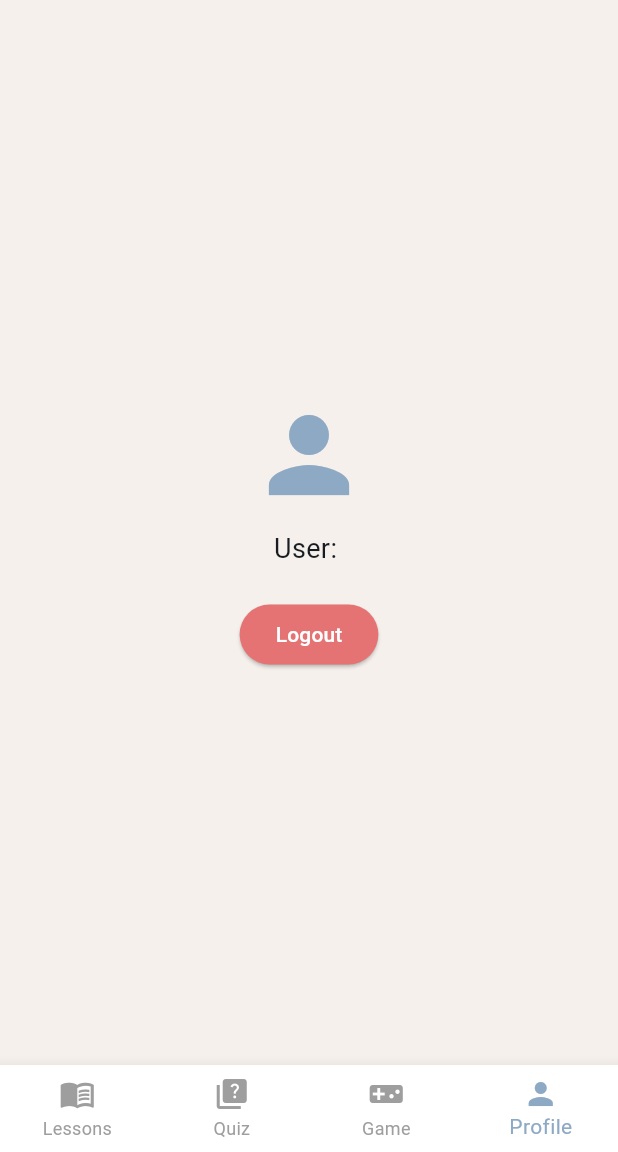
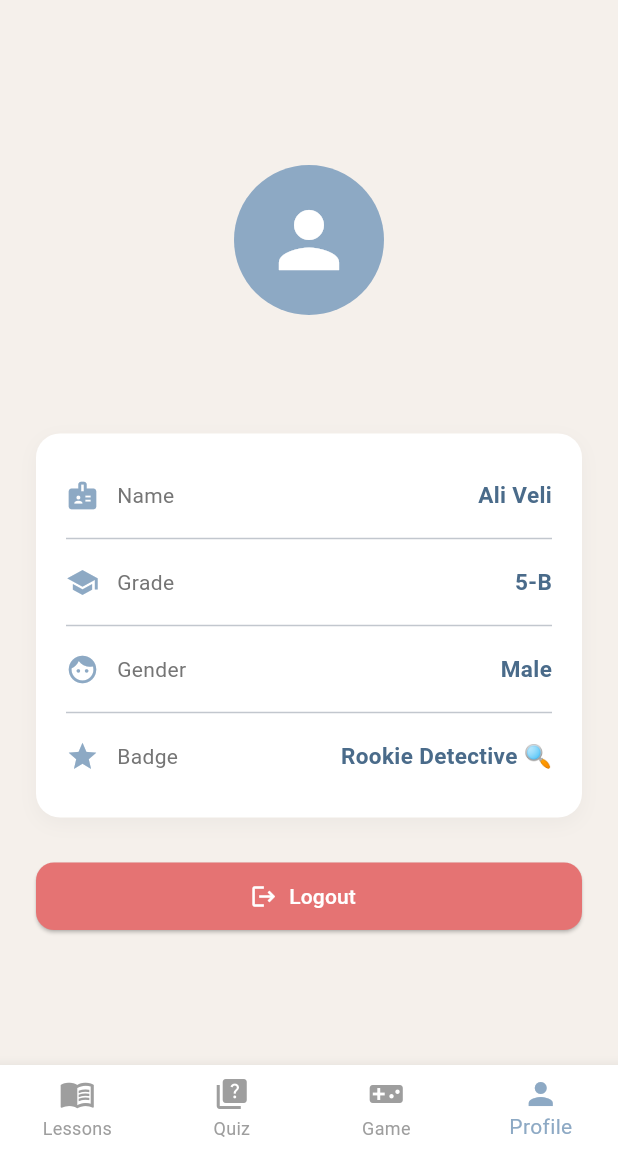
Before and after one commit to wso-6/ceit_project, a Flutter app: the HomeScreen screen opened directly with empty values, item 4 of the bottom bar chosen, on a phone screen of 412 x 824 dp, the part 84-1236 px from its top. Run offline on Flutter 3.47's test engine with Material 3 defaults, Android fonts, the phone set to English and light mode, and no system bars; our stand-ins replace shared_preferences; accounts and stored records are empty.

Commit message:
profile section update

```diff
--- a/lib/main.dart
+++ b/lib/main.dart
@@ -85,7 +85,10 @@
                 controller: _usernameController,
                 decoration: InputDecoration(
                   labelText: 'Username',
-                  prefixIcon: const Icon(Icons.person, color: Color(0xFF8DA9C4)),
+                  prefixIcon: const Icon(
+                    Icons.person,
+                    color: Color(0xFF8DA9C4),
+                  ),
                   border: OutlineInputBorder(
                     borderRadius: BorderRadius.circular(12),
                   ),
@@ -108,7 +111,10 @@
                 ),
               ),
               const SizedBox(height: 10),
-              Text(_message, style: const TextStyle(color: Colors.red, fontSize: 14)),
+              Text(
+                _message,
+                style: const TextStyle(color: Colors.red, fontSize: 14),
+              ),
               const SizedBox(height: 20),
               SizedBox(
                 width: double.infinity,
@@ -177,7 +183,10 @@
                   children: [
                     Row(
                       children: [
-                        Text(topic.iconEmoji, style: const TextStyle(fontSize: 28)),
+                        Text(
+                          topic.iconEmoji,
+                          style: const TextStyle(fontSize: 28),
+                        ),
                         const SizedBox(width: 10),
                         Expanded(
                           child: Text(
@@ -220,10 +229,14 @@
                             decoration: BoxDecoration(
                               color: isCompleted
                                   ? Colors.green
-                                  : const Color(0xFF8DA9C4).withValues(alpha: 0.15),
+                                  : const Color(
+                                      0xFF8DA9C4,
+                                    ).withValues(alpha: 0.15),
                               borderRadius: BorderRadius.circular(12),
                               border: Border.all(
-                                color: isCompleted ? Colors.green : const Color(0xFF8DA9C4),
+                                color: isCompleted
+                                    ? Colors.green
+                                    : const Color(0xFF8DA9C4),
                                 width: 2,
                               ),
                             ),
@@ -233,7 +246,9 @@
                                 style: TextStyle(
                                   fontSize: 22,
                                   fontWeight: FontWeight.bold,
-                                  color: isCompleted ? Colors.white : const Color(0xFF4A6B8A),
+                                  color: isCompleted
+                                      ? Colors.white
+                                      : const Color(0xFF4A6B8A),
                                 ),
                               ),
                             ),
@@ -254,29 +269,80 @@
   List<Widget> get _pages => [
     _buildLessonsScreen(),
     const Center(child: Text('❓ Quiz Section', style: TextStyle(fontSize: 24))),
-    const Center(child: Text('🎮 Game Section', style: TextStyle(fontSize: 24))),
+    const Center(
+      child: Text('🎮 Game Section', style: TextStyle(fontSize: 24)),
+    ),
     Center(
+      child: SingleChildScrollView(
+        padding: EdgeInsets.all(24),
         child: Column(
-        mainAxisAlignment: MainAxisAlignment.center,
           children: [
-          const Icon(Icons.person, size: 80, color: Color(0xFF8DA9C4)),
-          const SizedBox(height: 10),
-          Text('User: ${widget.username}', style: const TextStyle(fontSize: 18)),
-          const SizedBox(height: 20),
-          ElevatedButton(
+            SizedBox(height: 20),
+            CircleAvatar(
+              radius: 50,
+              backgroundColor: Color(0xFF8DA9C4),
+              child: Icon(Icons.person, size: 60, color: Colors.white),
+            ),
+            SizedBox(height: 15),
+            Text(
+              widget.username,
+              style: TextStyle(
+                fontSize: 24,
+                fontWeight: FontWeight.bold,
+                color: Color(0xFF4A6B8A),
+              ),
+            ),
+            SizedBox(height: 30),
+            Container(
+              width: double.infinity,
+              padding: EdgeInsets.all(20),
+              decoration: BoxDecoration(
+                color: Colors.white,
+                borderRadius: BorderRadius.circular(16),
+                boxShadow: [
+                  BoxShadow(
+                    color: Colors.grey.withOpacity(0.1),
+                    blurRadius: 10,
+                    offset: Offset(0, 4),
+                  ),
+                ],
+              ),
+              child: Column(
+                children: [
+                  _buildInfoRow(Icons.badge, 'Name', 'Ali Veli'),
+                  Divider(),
+                  _buildInfoRow(Icons.school, 'Grade', '5-B'),
+                  Divider(),
+                  _buildInfoRow(Icons.face, 'Gender', 'Male'),
+                  Divider(),
+                  _buildInfoRow(Icons.star, 'Badge', 'Rookie Detective 🔍'),
+                ],
+              ),
+            ),
+            SizedBox(height: 30),
+            SizedBox(
+              width: double.infinity,
+              height: 45,
+              child: ElevatedButton.icon(
                 onPressed: () {
                   Navigator.pushReplacement(
                     context,
-                MaterialPageRoute(builder: (context) => const LoginScreen()),
+                    MaterialPageRoute(builder: (context) => LoginScreen()),
                   );
                 },
+                icon: Icon(Icons.logout),
+                label: Text('Logout'),
                 style: ElevatedButton.styleFrom(
                   backgroundColor: Colors.red.shade300,
                   foregroundColor: Colors.white,
+                  shape: RoundedRectangleBorder(
+                    borderRadius: BorderRadius.circular(12),
                   ),
-            child: const Text('Logout'),
+                ),
+              ),
             ),
           ],
+        ),
       ),
     ),
   ];
@@ -298,12 +364,40 @@
         backgroundColor: Colors.white,
         type: BottomNavigationBarType.fixed,
         items: const [
-          BottomNavigationBarItem(icon: Icon(Icons.menu_book), label: 'Lessons'),
+          BottomNavigationBarItem(
+            icon: Icon(Icons.menu_book),
+            label: 'Lessons',
+          ),
           BottomNavigationBarItem(icon: Icon(Icons.quiz), label: 'Quiz'),
-          BottomNavigationBarItem(icon: Icon(Icons.videogame_asset), label: 'Game'),
+          BottomNavigationBarItem(
+            icon: Icon(Icons.videogame_asset),
+            label: 'Game',
+          ),
           BottomNavigationBarItem(icon: Icon(Icons.person), label: 'Profile'),
         ],
       ),
     );
   }
+
+  Widget _buildInfoRow(IconData icon, String label, String value) {
+    return Padding(
+      padding: EdgeInsets.symmetric(vertical: 10),
+      child: Row(
+        children: [
+          Icon(icon, color: Color(0xFF8DA9C4), size: 22),
+          SizedBox(width: 12),
+          Text(label, style: TextStyle(fontSize: 14, color: Colors.grey[600])),
+          Spacer(),
+          Text(
+            value,
+            style: TextStyle(
+              fontSize: 15,
+              fontWeight: FontWeight.w600,
+              color: Color(0xFF4A6B8A),
+            ),
+          ),
+        ],
+      ),
+    );
   }
+}
```
Lines whose indentation alone changed are shown as unchanged.
